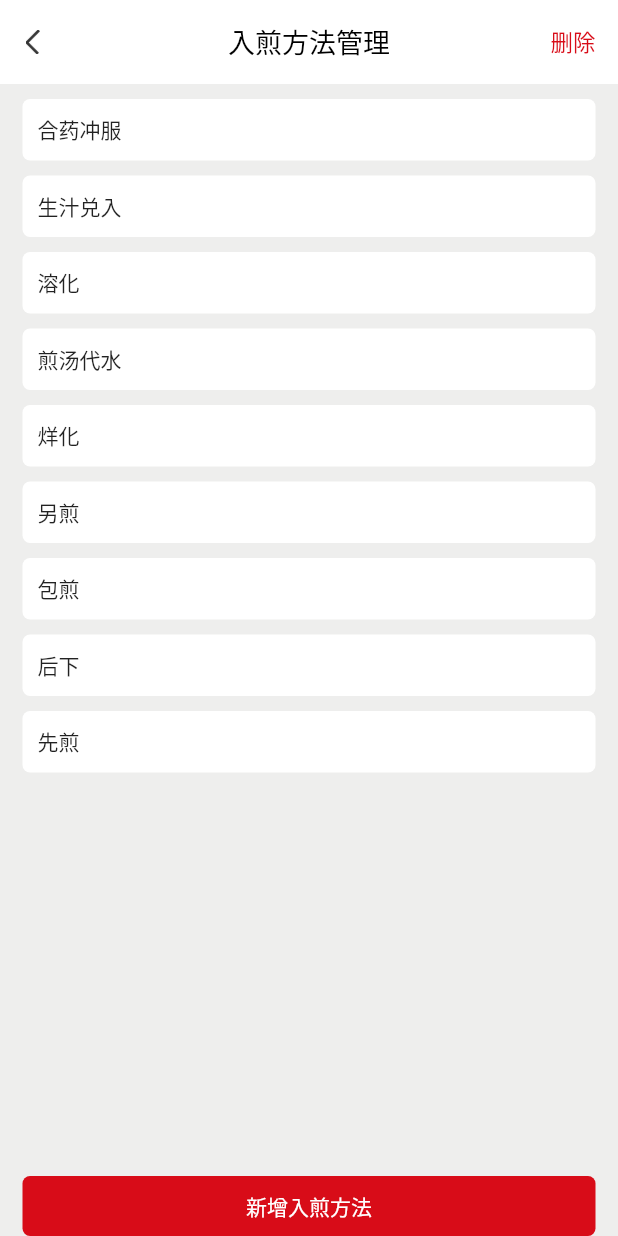
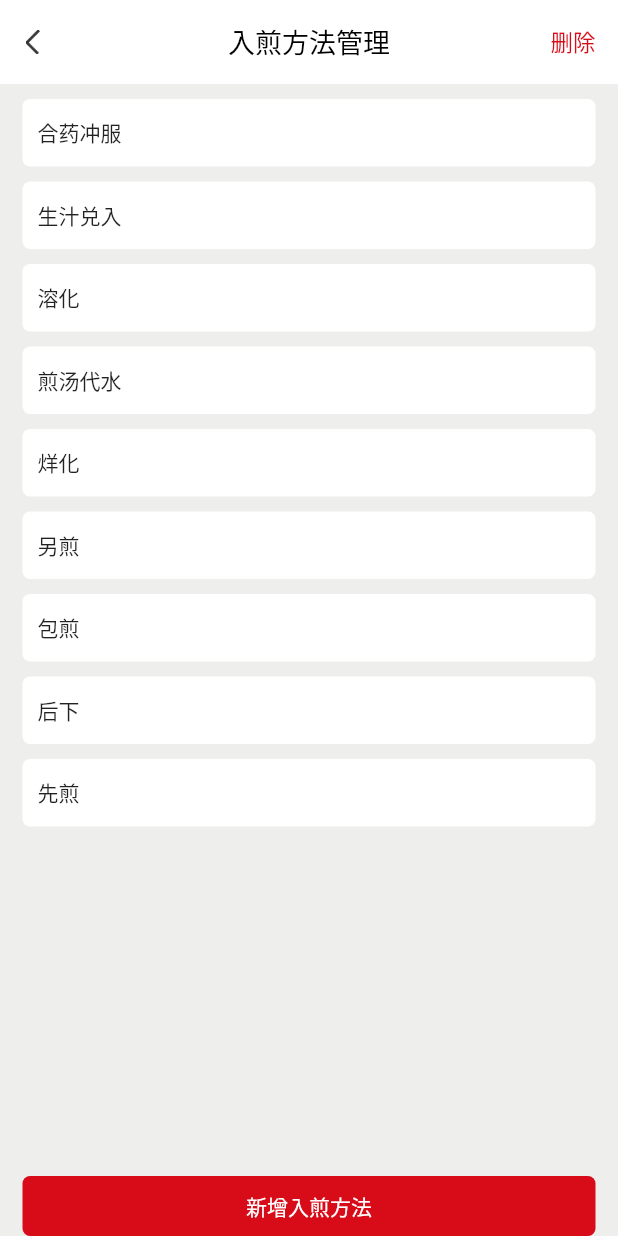
Before and after one commit to shuigesuntao/flutter_drug, a Flutter app: the DecoctManagePage screen opened by its route, on a phone screen of 412 x 824 dp. Run offline on Flutter 3.47's test engine with Material 2 defaults, Android fonts, the phone set to English and light mode, and no system bars; drawn by our look-alikes of oktoast, pull_to_refresh; our stand-ins replace azlistview, badges, cached_network_image, device_info, dio, equatable and 8 more; missing offline and left inert: lpinyin; accounts and stored records are empty; network calls fail.

Commit message:
我的页面升级5.0

```diff
--- a/lib/ui/page/user/decoct_manage_page.dart
+++ b/lib/ui/page/user/decoct_manage_page.dart
@@ -98,7 +98,7 @@ class DecoctManagePage extends StatelessWidget {
                         ),
                         Expanded(
                             child: Container(
-                          padding: EdgeInsets.all(10),
+                          padding: EdgeInsets.fromLTRB(10,12,10,12),
                           decoration: BoxDecoration(
                               borderRadius: BorderRadius.circular(5),
                               color: Colors.white),
```
